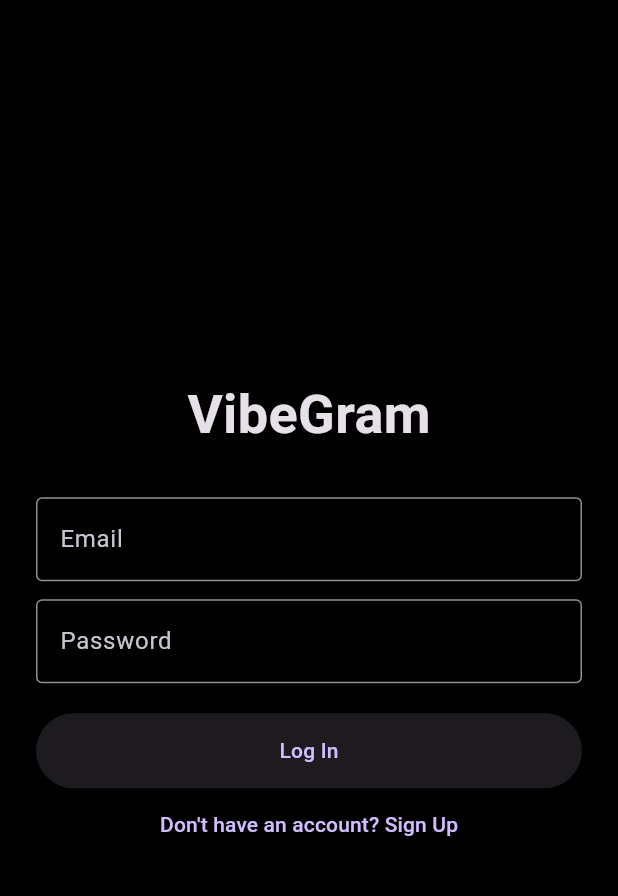
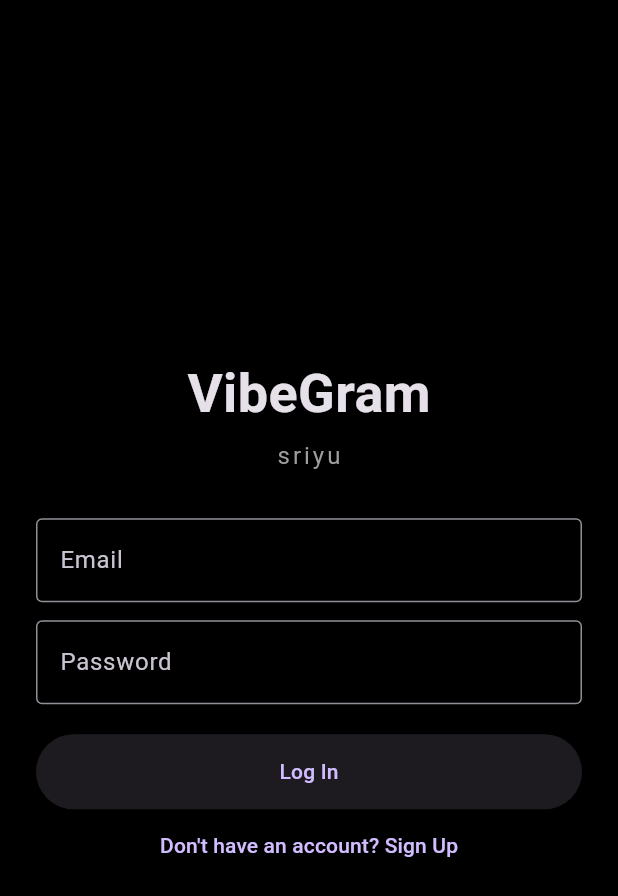
Before and after one commit to shivugupta9648-byte/vibegram, a Flutter app: the screen it shows after launch, on a phone screen of 412 x 824 dp. Shown: the top 896 px of the screen. Run offline on Flutter 3.47's test engine with Material 3 defaults, Android fonts, the phone set to English and light mode, and no system bars; our stand-ins replace cloud_firestore, firebase_auth, firebase_core; accounts and stored records are empty; Roboto replaces fonts that are missing (Cursive).

Commit message:
update complete code with sriyu branding

```diff
--- a/lib/main.dart
+++ b/lib/main.dart
@@ -104,6 +104,8 @@ class _AuthScreenState extends State<AuthScreen> {
           mainAxisAlignment: MainAxisAlignment.center,
           children: [
             const Text('VibeGram', style: TextStyle(fontSize: 36, fontWeight: FontWeight.bold, fontFamily: 'Cursive')),
+            const SizedBox(height: 5),
+            const Text('sriyu', style: TextStyle(fontSize: 16, color: Colors.grey, letterSpacing: 2)),
             const SizedBox(height: 30),
             if (!isLogin) ...[
               TextField(
@@ -149,7 +151,7 @@ class MainScreen extends StatelessWidget {
     final user = FirebaseAuth.instance.currentUser;
     return Scaffold(
       appBar: AppBar(
-        title: const Text('VibeGram'),
+        title: const Text('VibeGram - sriyu'),
         actions: [
           IconButton(
             icon: const Icon(Icons.logout),
```
